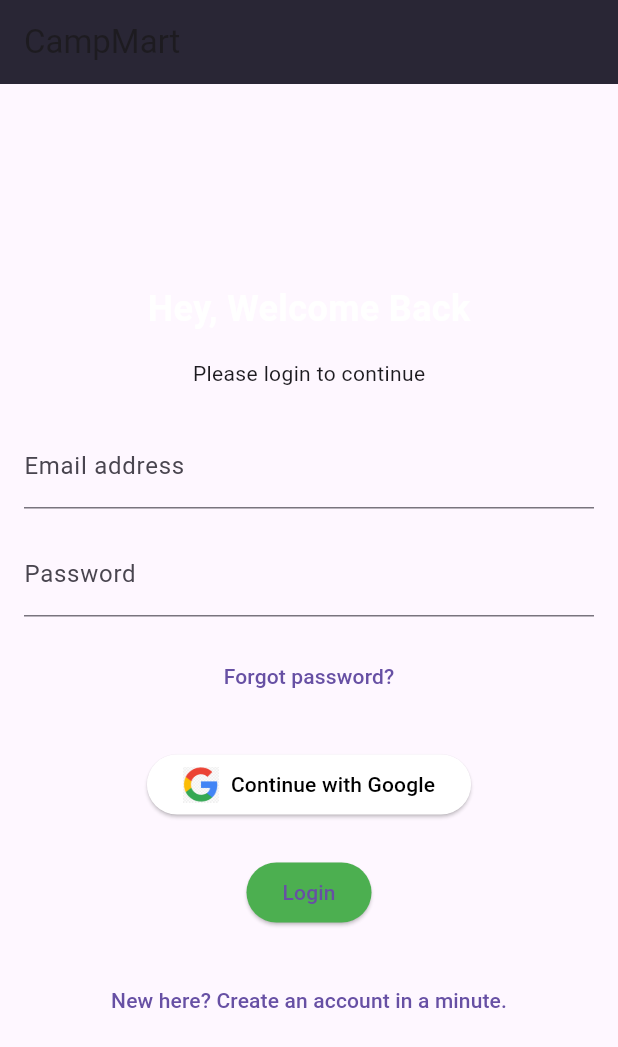
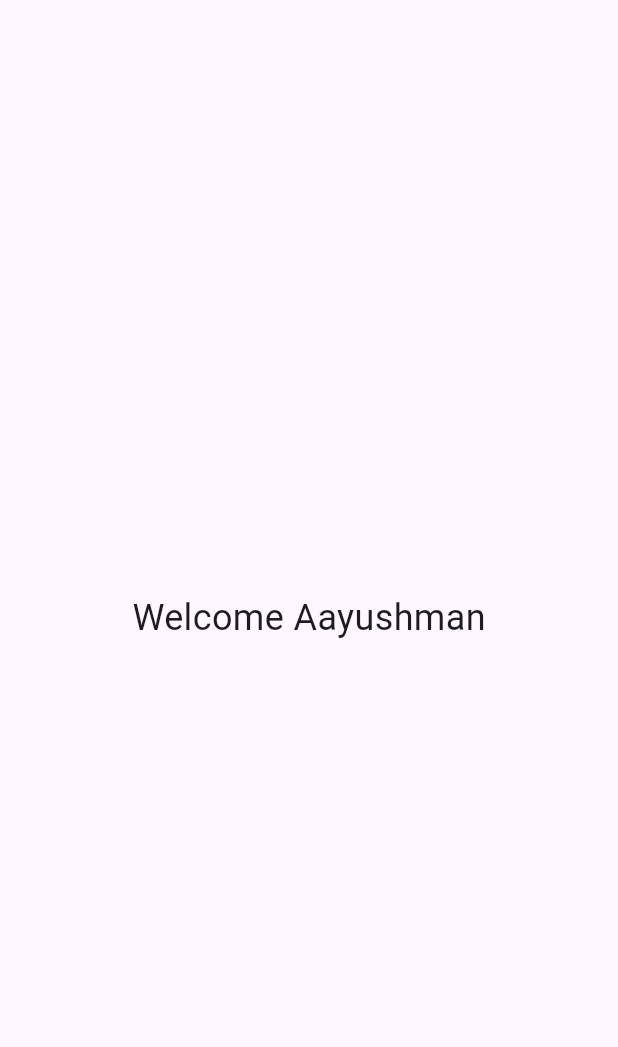
Before and after one commit to ST60002CEM/batch32b-Aayush1222, a Flutter app: the first screen one second after launch, on a phone screen of 412 x 824 dp. Shown: the top 1047 px of the screen. Run offline on Flutter 3.47's test engine with Material 3 defaults, Android fonts, the phone set to English and light mode, and no system bars.

Commit message:
adding splash screen

```diff
--- a/campmart/lib/app/app.dart
+++ b/campmart/lib/app/app.dart
@@ -1,3 +1,5 @@
+import 'package:campmart/screen/splash_screen.dart';
+
 import '../screen/login_screen.dart';
 import '../screen/register_screen.dart';
 import 'package:flutter/material.dart';
@@ -8,7 +10,7 @@ class App extends StatelessWidget {
   @override
   Widget build(BuildContext context) {
     return MaterialApp(
-      home: LoginPage(),
+      home: SplashScreen(),
     );
   }
 }
--- a/campmart/lib/screen/login_screen.dart
+++ b/campmart/lib/screen/login_screen.dart
@@ -17,8 +17,11 @@ class _LoginPageState extends State<LoginPage> {
   Widget build(BuildContext context) {
     return Scaffold(
       appBar: AppBar(
-        title: const Text('CampMart'),
-        backgroundColor: Color.fromARGB(255, 41, 38, 53),
+        title: const Text(
+          'CampMart',
+          style: TextStyle(color: Colors.white),
+        ),
+        backgroundColor: Color.fromARGB(255, 44, 44, 61),
       ),
       body: Padding(
         padding: const EdgeInsets.all(16.0),
--- a/campmart/lib/screen/register_screen.dart
+++ b/campmart/lib/screen/register_screen.dart
@@ -13,7 +13,7 @@ class _SignUpPageState extends State<SignUpPage> {
   Widget build(BuildContext context) {
     return Scaffold(
       appBar: AppBar(
-        title: Text('HandyHelper'),
+        title: Text('CampMart'),
         backgroundColor: Colors.green,
       ),
       body: SingleChildScrollView(
--- a/campmart/lib/screen/splash_screen.dart
+++ b/campmart/lib/screen/splash_screen.dart
@@ -0,0 +1,35 @@
+import 'package:campmart/screen/login_screen.dart';
+import 'package:flutter/material.dart';
+import 'dart:async';
+import '../screen/login_screen.dart';
+
+class SplashScreen extends StatefulWidget {
+  @override
+  _SplashScreenState createState() => _SplashScreenState();
+}
+
+class _SplashScreenState extends State<SplashScreen> {
+  @override
+  void initState() {
+    super.initState();
+    Timer(
+      Duration(seconds: 2),
+      () => Navigator.pushReplacement(
+        context,
+        MaterialPageRoute(builder: (context) => LoginPage()),
+      ),
+    );
+  }
+
+  @override
+  Widget build(BuildContext context) {
+    return const Scaffold(
+      body: Center(
+        child: Text(
+          "Welcome Aayushman",
+          style: TextStyle(fontSize: 24.0),
+        ),
+      ),
+    );
+  }
+}
```
